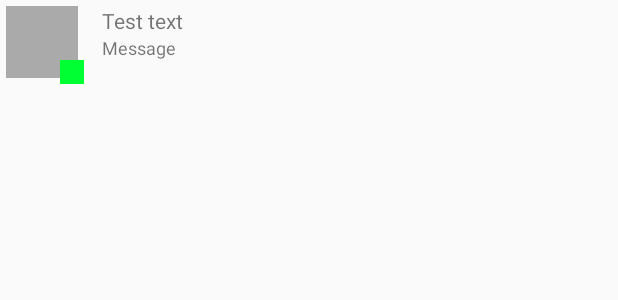
After one commit to Ingener74/Dead-Microphone, an Android app: the layout contact_item.xml on its own in the app's theme, with its tools: preview values and no code run, on a phone screen of 412 x 824 dp. The commit adds this screen. Shown: the top 300 px of the screen. Run offline under Robolectric (Android 15) with nearby library versions, the phone set to English and light mode, and no system bars.

Commit message:
тут потестирую списочки

```diff
--- /dev/null
+++ b/app/src/main/res/layout/contact_item.xml
@@ -0,0 +1,74 @@
+<?xml version="1.0" encoding="utf-8"?>
+<LinearLayout xmlns:android="http://schemas.android.com/apk/res/android"
+    android:layout_width="match_parent"
+    android:layout_height="match_parent"
+    android:orientation="horizontal">
+
+    <RelativeLayout
+        android:layout_width="64dp"
+        android:layout_height="64dp"
+        android:columnCount="12"
+        android:rowCount="12">
+
+        <ImageView
+            android:id="@+id/contact_avatar"
+            android:layout_width="48dp"
+            android:layout_height="48dp"
+            android:layout_margin="4dp"
+            android:background="#aaaaaa"
+            android:layout_column="0"
+            android:layout_columnSpan="10"
+            android:layout_row="0"
+            android:layout_rowSpan="10"
+            android:layout_alignParentLeft="true"
+            android:layout_marginLeft="8dp"
+            android:layout_alignParentTop="true"
+            android:layout_marginTop="8dp" />
+
+        <ImageView
+            android:id="@+id/contact_status"
+            android:layout_width="16dp"
+            android:layout_height="16dp"
+            android:layout_margin="8dp"
+            android:background="#00ff33"
+            android:layout_column="8"
+            android:layout_columnSpan="2"
+            android:layout_row="8"
+            android:layout_rowSpan="2"
+            android:layout_alignParentLeft="false"
+            android:layout_alignParentTop="false"
+            android:layout_alignParentBottom="true"
+            android:layout_alignParentRight="true" />
+
+    </RelativeLayout>
+
+    <LinearLayout
+        android:layout_width="wrap_content"
+        android:layout_height="wrap_content"
+        android:orientation="vertical">
+
+        <TextView
+            android:id="@+id/contact_name"
+            android:layout_width="wrap_content"
+            android:layout_height="wrap_content"
+            android:layout_marginLeft="4dp"
+            android:layout_marginRight="4dp"
+            android:layout_marginTop="4dp"
+            android:gravity="left"
+            android:text="Test text"
+            android:textSize="14sp" />
+
+        <TextView
+            android:id="@+id/message"
+            android:layout_width="wrap_content"
+            android:layout_height="wrap_content"
+            android:layout_marginBottom="4dp"
+            android:layout_marginLeft="4dp"
+            android:layout_marginRight="4dp"
+            android:gravity="center"
+            android:text="Message"
+            android:textSize="12sp" />
+
+    </LinearLayout>
+
+</LinearLayout>
--- /dev/null
+++ b/app/src/main/res/layout/text_message_from_me.xml
@@ -0,0 +1,6 @@
+<?xml version="1.0" encoding="utf-8"?>
+<LinearLayout xmlns:android="http://schemas.android.com/apk/res/android"
+    android:layout_width="match_parent"
+    android:layout_height="match_parent">
+
+</LinearLayout>
```
Also changed, not shown: app/src/main/AndroidManifest.xml (+6 -5 lines), app/src/main/java/ru/venusgames/deadmicrophone/Contact.java (added, +11 -0 lines), app/src/main/java/ru/venusgames/deadmicrophone/ContactsAdapter.java (added, +10 -0 lines), app/src/main/java/ru/venusgames/deadmicrophone/ListViewTestActivity.java (added, +28 -0 lines), app/src/main/java/ru/venusgames/deadmicrophone/MainActivity.java (+16 -32 lines), app/src/main/res/layout/activity_list_view_test.xml (added, +16 -0 lines), app/src/main/res/layout/activity_main.xml (+9 -0 lines), app/src/main/res/layout/text_message_from_other.xml (added, +27 -0 lines).
